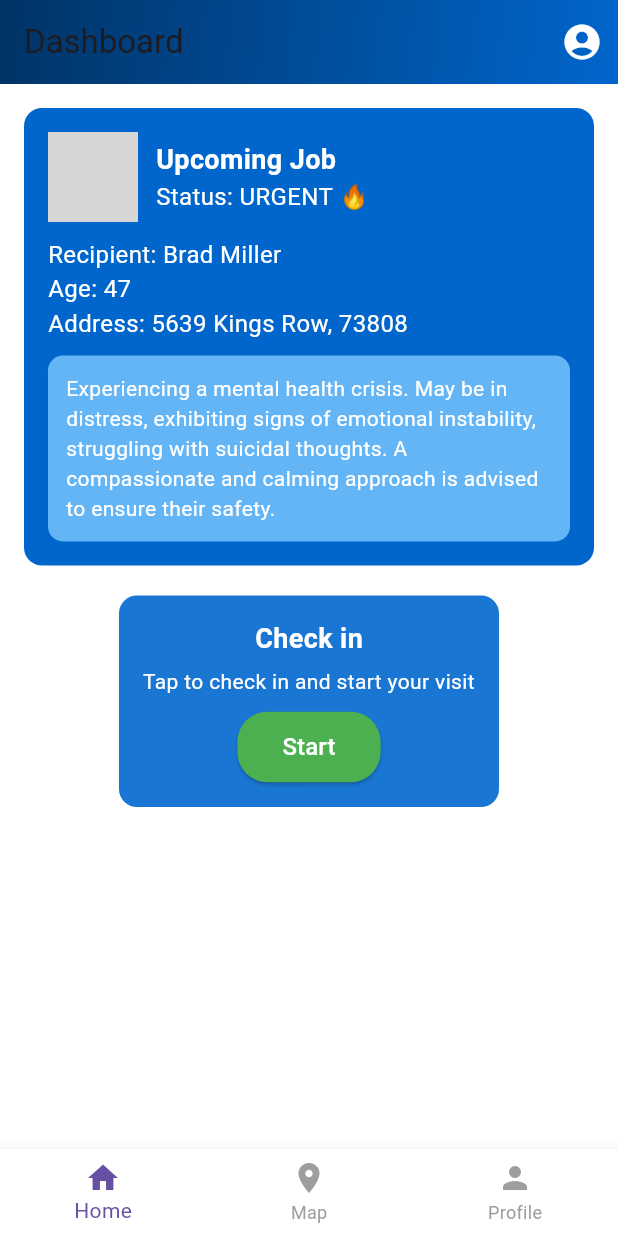
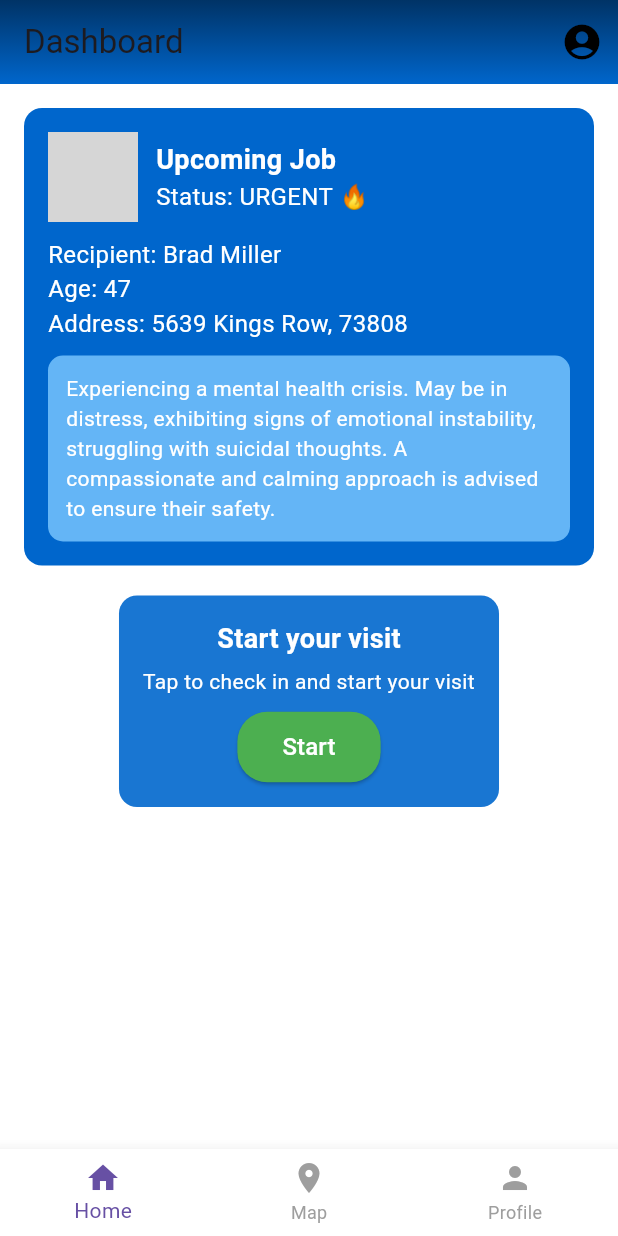
Before and after one commit to Ananypratap007/SOBA_Spring2025, a Flutter app: the screen it shows after launch, after a tap on "Login", on a phone screen of 412 x 824 dp. Run offline on Flutter 3.47's test engine with Material 3 defaults, Android fonts, the light colour scheme and no system bars; our stand-ins replace font_awesome_flutter, go_router; network calls fail; grey boxes are pictures that could not be loaded.

Commit message:
Changed login and colors

```diff
--- a/soba_app/lib/checkin/checkin_screen.dart
+++ b/soba_app/lib/checkin/checkin_screen.dart
@@ -70,13 +70,13 @@ class _CheckinScreenState extends State<CheckinScreen> {
             padding: const EdgeInsets.only(top: 50),
             width: double.infinity,
             height: 120,
-            decoration: const BoxDecoration(
-              gradient: LinearGradient(
-                colors: [Colors.orangeAccent, Colors.orange],
-                begin: Alignment.topCenter,
-                end: Alignment.bottomCenter,
-              ),
-            ),
+            decoration: BoxDecoration(
+          gradient: LinearGradient(
+            colors: [const Color(0xFF003366), const Color(0xFF0066CC)],
+            begin: Alignment.topCenter,
+            end: Alignment.bottomCenter,
+          ),
+        ),
             child: Stack(
               children: [
                 if (_state != CheckinState.selfie)
--- a/soba_app/lib/home/home_screen.dart
+++ b/soba_app/lib/home/home_screen.dart
@@ -1,5 +1,6 @@
 import 'package:flutter/material.dart';
 import 'package:go_router/go_router.dart';
+import 'package:soba_app/domain/colors.dart';
 
 class HomeScreen extends StatelessWidget {
   @override
@@ -9,20 +10,17 @@ class HomeScreen extends StatelessWidget {
       appBar: AppBar(
         title: const Text('Dashboard'),
         flexibleSpace: Container(
-          decoration: const BoxDecoration(
-            gradient: LinearGradient(
-              colors: [
-                Color(0xFF003366),
-                Color(0xFF0066CC),
-              ],
-              begin: Alignment.topLeft,
-              end: Alignment.bottomRight,
-            ),
+          decoration: BoxDecoration(
+          gradient: LinearGradient(
+            colors: [const Color(0xFF003366), const Color(0xFF0066CC)],
+            begin: Alignment.topCenter,
+            end: Alignment.bottomCenter,
           ),
+        ),
         ),
         actions: [
           IconButton(
-            icon: const Icon(Icons.account_circle, size: 28, color: Colors.white),
+            icon: const Icon(Icons.account_circle, size: 28, color: Colors.black),
             onPressed: () {
               context.go('/profile'); // Navigate to Profile
             },
@@ -111,7 +109,7 @@ class HomeScreen extends StatelessWidget {
               child: Column(
                 children: [
                   const Text(
-                    "Check in",
+                    "Start your visit",
                     style: TextStyle(fontSize: 18, color: Colors.white, fontWeight: FontWeight.bold),
                   ),
                   const SizedBox(height: 5),
--- a/soba_app/lib/login/login_screen.dart
+++ b/soba_app/lib/login/login_screen.dart
@@ -36,7 +36,7 @@ class _LoginPageState extends State<LoginPage> {
       body: Container(
         decoration: BoxDecoration(
           gradient: LinearGradient(
-            colors: [Colors.orange.shade200, Colors.white],
+            colors: [Colors.blue.shade200, Colors.white],
             begin: Alignment.topCenter,
             end: Alignment.bottomCenter,
           ),
@@ -69,7 +69,7 @@ class _LoginPageState extends State<LoginPage> {
                     style: TextStyle(
                       fontSize: 24,
                       fontWeight: FontWeight.bold,
-                      color: Colors.red.shade300,
+                      color: Colors.blue.shade300,
                     ),
                   ),
                   const SizedBox(height: 20),
@@ -118,7 +118,7 @@ class _LoginPageState extends State<LoginPage> {
                           });
                         },
                       ),
-                      const Text('Remember Me'),
+                      const Text('Keep me logged in'),
                     ],
                   ),
                   const SizedBox(height: 10),
@@ -127,7 +127,7 @@ class _LoginPageState extends State<LoginPage> {
                   ElevatedButton(
                     onPressed: widget.onLoggedIn,
                     style: ElevatedButton.styleFrom(
-                      backgroundColor: Colors.red.shade300,
+                      backgroundColor: Colors.blue.shade300,
                       padding: const EdgeInsets.symmetric(vertical: 16),
                       shape: RoundedRectangleBorder(
                         borderRadius: BorderRadius.circular(12),
@@ -153,9 +153,9 @@ class _LoginPageState extends State<LoginPage> {
                       const SizedBox(width: 20),
                       IconButton(
                         onPressed: () {
-                          print('Facebook Login');
+                          print('Apple Login');
                         },
-                        icon: const FaIcon(FontAwesomeIcons.facebook, color: Colors.blue, size: 30),
+                        icon: const FaIcon(FontAwesomeIcons.apple, color: Colors.black, size: 30),
                       ),
                     ],
                   ),
@@ -168,7 +168,7 @@ class _LoginPageState extends State<LoginPage> {
                     },
                     child: const Text(
                       "Don't have an account? Sign up here",
-                      style: TextStyle(color: Colors.red),
+                      style: TextStyle(color: Colors.blue),
                     ),
                   ),
                   TextButton(
@@ -177,7 +177,7 @@ class _LoginPageState extends State<LoginPage> {
                     },
                     child: const Text(
                       "Forgot your password? Reset it here",
-                      style: TextStyle(color: Colors.red),
+                      style: TextStyle(color: Colors.blue),
                     ),
                   ),
 
```
Also changed, not shown: soba_app/pubspec.lock.
